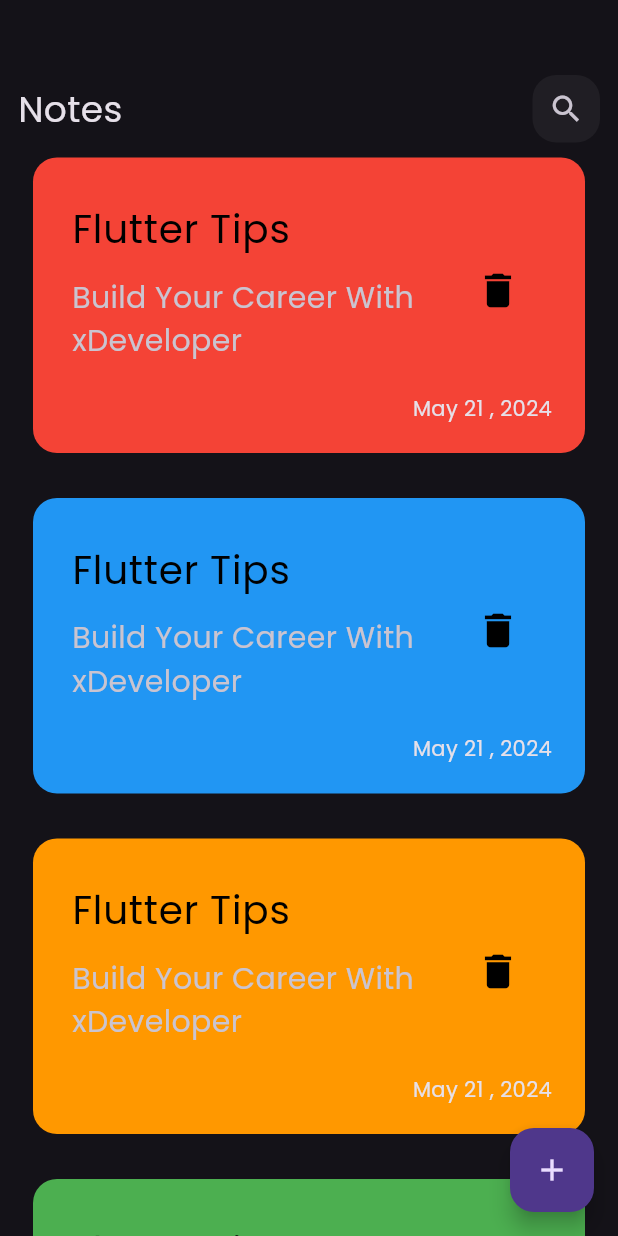
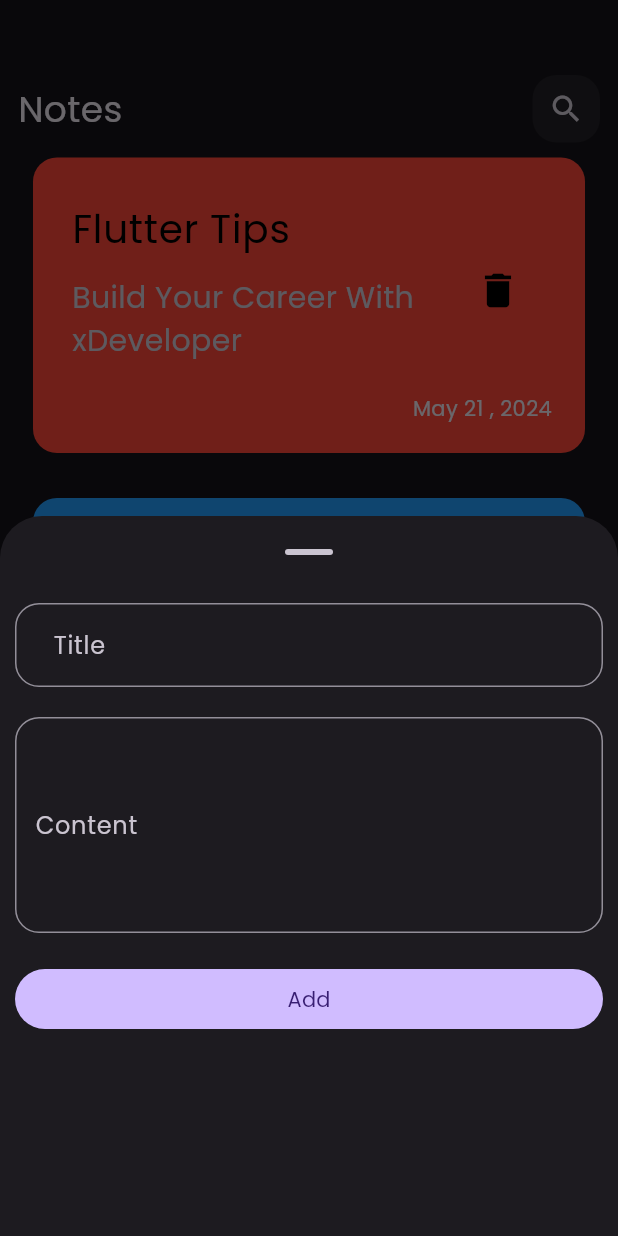
Before and after one commit to AhmedBelal31/Notes-App-With-Hive, a Flutter app: the screen it shows after launch, after a tap on the "add" icon, on a phone screen of 412 x 824 dp. Run offline on Flutter 3.47's test engine with Material 3 defaults, Android fonts, the phone set to English and light mode, and no system bars.

Commit message:
Create ModalBottomSheet To Add Note

```diff
--- a/lib/screens/home_screen.dart
+++ b/lib/screens/home_screen.dart
@@ -2,17 +2,69 @@ import 'package:flutter/material.dart';
 import 'package:notes_app_with_hive/widgets/custom_notes_list_view.dart';
 import '../widgets/custom_app_bar.dart';
 
-
 class HomeScreen extends StatelessWidget {
   const HomeScreen({super.key});
-final List<Color> noteColor =const [Colors.red , Colors.blue , Colors.orange , Colors.green];
+
+  final List<Color> noteColor = const [
+    Colors.red,
+    Colors.blue,
+    Colors.orange,
+    Colors.green
+  ];
+
   @override
   Widget build(BuildContext context) {
     return Scaffold(
+      floatingActionButton: FloatingActionButton(
+        onPressed: () {
+          showModalBottomSheet(
+              isScrollControlled: true, // Set to true to enable full-height sheet
+              showDragHandle: true,
+              context: context,
+              builder: (context) => Padding(
+                padding: const EdgeInsets.all(10.0),
+                child: SingleChildScrollView(
+                  physics: const BouncingScrollPhysics(),
+                  child: SizedBox(
+                    height: MediaQuery.of(context).size.height/2,
+                    child: Column(
+                          children: [
+                            TextField(
+                              decoration: InputDecoration(
+                                hintText: '  Title',
+                                border: OutlineInputBorder(
+                                  borderRadius: BorderRadius.circular(16.0),
+                                )
 
-      floatingActionButton: FloatingActionButton(
-        onPressed:(){},
-        child:const Icon(Icons.add),
+                              ),
+                            ),
+                            Padding(
+                              padding: const EdgeInsets.symmetric(vertical: 20),
+                              child: TextFormField(
+                                decoration: InputDecoration(
+                                    contentPadding:const EdgeInsets.symmetric(vertical: 60.0),
+                                    hintText: '  Content',
+                                    border: OutlineInputBorder(
+                                      borderRadius: BorderRadius.circular(16.0),
+                                    )
+
+                                ),
+                              ),
+                            ),
+                            SizedBox(
+                              width: double.infinity,
+                              child: FilledButton(
+                                onPressed: () {},
+                                child: Text('Add'),
+                              ),
+                            ),
+                          ],
+                        ),
+                  ),
+                ),
+              ));
+        },
+        child: const Icon(Icons.add),
       ),
       body: Padding(
         padding: const EdgeInsets.symmetric(horizontal: 12.0),
@@ -23,7 +75,6 @@ final List<Color> noteColor =const [Colors.red , Colors.blue , Colors.orange , C
               const SizedBox(height: 50),
               const CustomAppBar(),
               CustomNotesListView(noteColor: noteColor),
-
             ],
           ),
         ),
```
